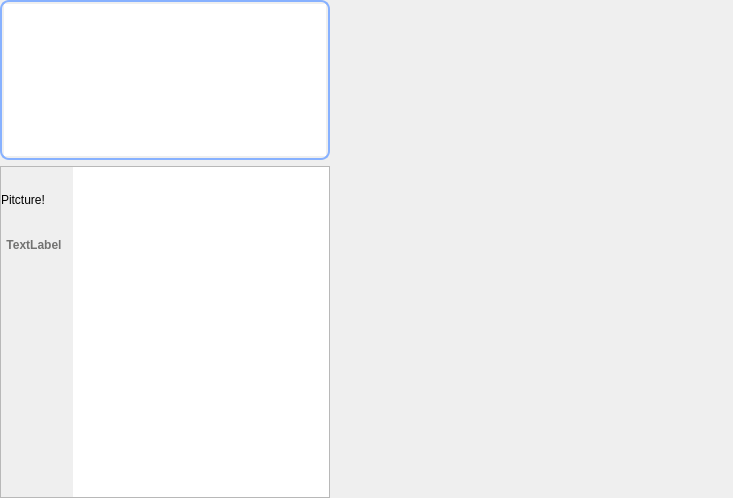
mk4me/hm-mde-one, file trunk/src/edr/src/hmm_view/ui/AnalisisWidget.ui: the form before one commit.
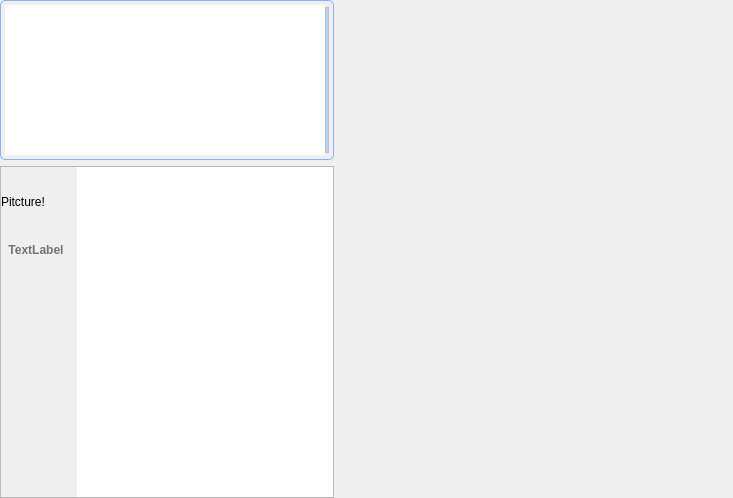
The form after the commit.

```diff
--- a/trunk/src/edr/src/hmm_view/ui/AnalisisWidget.ui
+++ b/trunk/src/edr/src/hmm_view/ui/AnalisisWidget.ui
@@ -47,10 +47,10 @@
        </property>
        <property name="styleSheet">
         <string notr="true">QScrollArea { 
-     border: 2px solid; 
+     border: 1px solid; 
      border-color: rgb(135, 177, 255);
-     border-radius: 9px; 
-	padding: 2px;
+     border-radius: 5px; 
+	padding: 4px;
  } 
 
 
@@ -112,13 +112,27 @@
 		selection-background-color: rgb(135, 173, 255);					 
 		border: 0px outset grey;										
 		min-height: 20px;												
-		}					</string>
+		}					
+
+QScrollBar::up-arrow:vertical, QScrollBar::down-arrow:vertical {
+      border: 0 solid grey;
+      width: 0px;
+      height: 0px;
+  }
+
+QScrollBar::add-line:vertical, QScrollBar::sub-line:vertical {								
+		border: 0px solid grey;											 
+		background: #FFFFFF;											
+		width: 0px;														 
+		subcontrol-position: right;										 
+		subcontrol-origin: margin;										
+		}	</string>
        </property>
        <property name="verticalScrollBarPolicy">
-        <enum>Qt::ScrollBarAsNeeded</enum>
+        <enum>Qt::ScrollBarAlwaysOn</enum>
        </property>
        <property name="horizontalScrollBarPolicy">
-        <enum>Qt::ScrollBarAlwaysOff</enum>
+        <enum>Qt::ScrollBarAsNeeded</enum>
        </property>
        <property name="widgetResizable">
         <bool>true</bool>
@@ -128,8 +142,8 @@
          <rect>
           <x>0</x>
           <y>0</y>
-          <width>329</width>
-          <height>152</height>
+          <width>326</width>
+          <height>150</height>
          </rect>
         </property>
         <property name="styleSheet">
@@ -173,8 +187,8 @@
            <widget class="QLabel" name="picture">
             <property name="minimumSize">
              <size>
-              <width>65</width>
-              <height>65</height>
+              <width>70</width>
+              <height>70</height>
              </size>
             </property>
             <property name="styleSheet">
```
Left out of the diff: 2 changed lines with no effect on the pictures.
